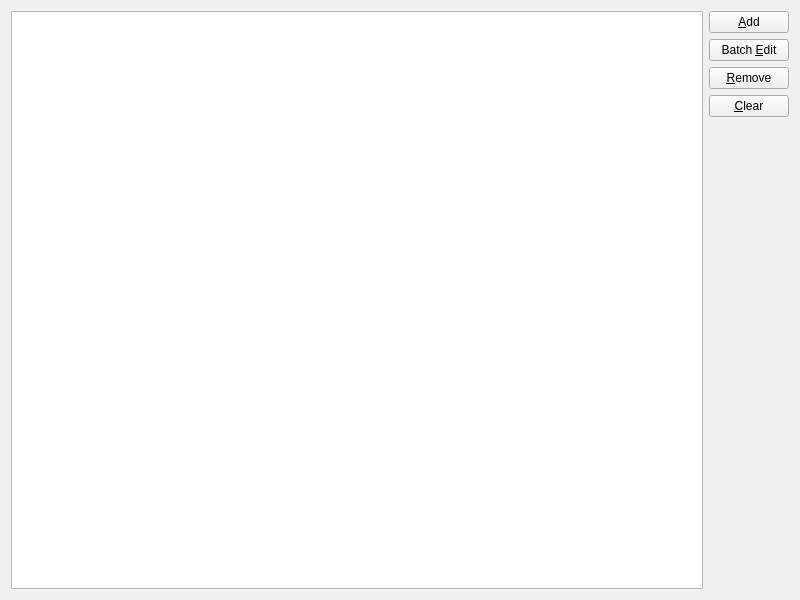
The window that gui/customphraseeditor/customphraseeditor.ui (fcitx/fcitx5-chinese-addons) describes before a commit, drawn with Qt 5.
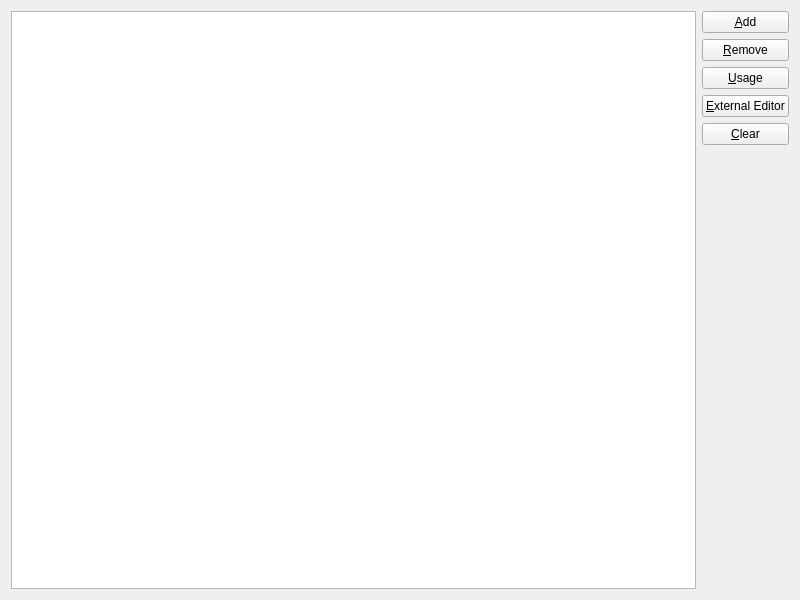
The same window after the commit. Icons and pictures are not drawn.

Patch:
```diff
--- a/gui/customphraseeditor/customphraseeditor.ui
+++ b/gui/customphraseeditor/customphraseeditor.ui
@@ -46,17 +46,6 @@
        </property>
       </widget>
      </item>
-     <item>
-      <widget class="QPushButton" name="batchEditButton_">
-       <property name="text">
-        <string>Batch &amp;Edit</string>
-       </property>
-       <property name="icon">
-        <iconset theme="document-edit">
-         <normaloff>.</normaloff>.</iconset>
-       </property>
-      </widget>
-     </item>
      <item>
       <widget class="QPushButton" name="removeButton_">
        <property name="text">
@@ -68,6 +57,27 @@
        </property>
       </widget>
      </item>
+     <item>
+      <widget class="QPushButton" name="helpButton_">
+       <property name="text">
+        <string>&amp;Usage</string>
+       </property>
+       <property name="icon">
+        <iconset theme="dialog-question"/>
+       </property>
+      </widget>
+     </item>
+     <item>
+      <widget class="QPushButton" name="externalEditor_">
+       <property name="text">
+        <string>&amp;External Editor</string>
+       </property>
+       <property name="icon">
+        <iconset theme="document-edit">
+         <normaloff>.</normaloff>.</iconset>
+       </property>
+      </widget>
+     </item>
      <item>
       <widget class="QPushButton" name="clearButton_">
        <property name="text">
```
